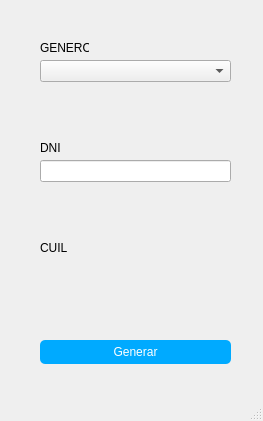
First picture: the form in presentation/design.ui, repository jisus455/generador-qt-python, before the edit.
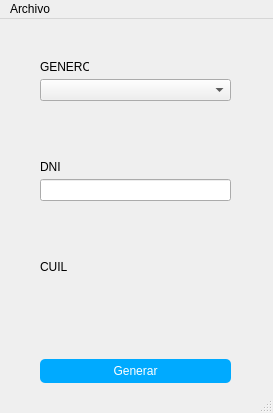
Second picture: the form after the edit.

Commit message: add dialog export

```diff
--- a/presentation/design.ui
+++ b/presentation/design.ui
@@ -6,8 +6,8 @@
    <rect>
     <x>0</x>
     <y>0</y>
-    <width>263</width>
-    <height>421</height>
+    <width>273</width>
+    <height>413</height>
    </rect>
   </property>
   <property name="windowTitle">
@@ -110,10 +110,17 @@
     <rect>
      <x>0</x>
      <y>0</y>
-     <width>263</width>
+     <width>273</width>
      <height>22</height>
     </rect>
    </property>
+   <widget class="QMenu" name="menuArchivo">
+    <property name="title">
+     <string>Archivo</string>
+    </property>
+    <addaction name="actionExportar"/>
+   </widget>
+   <addaction name="menuArchivo"/>
   </widget>
   <widget class="QStatusBar" name="statusbar"/>
  </widget>
```
Left out of the diff: 5 changed lines with no effect on the pictures. The commit also changes 4 other files.
